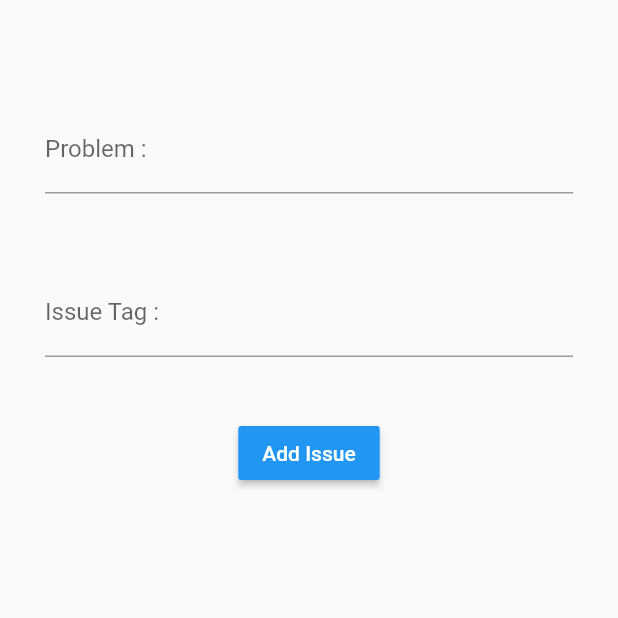
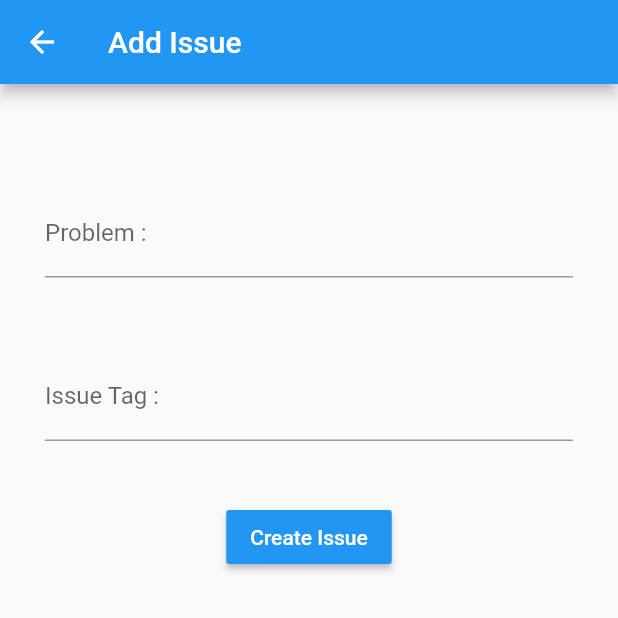
Before and after one commit to Aghamarsh/GatedCommunity, a Flutter app: the NewIssue screen opened by its route, on a phone screen of 412 x 824 dp, the top half of it. Run offline on Flutter 3.47's test engine with Material 2 defaults, Android fonts, the phone set to English and light mode, and no system bars; our stand-ins replace firebase_auth, firebase_database, google_sign_in; accounts and stored records are empty.

Commit message:
final tweaks

```diff
--- a/application/lib/newIssue.dart
+++ b/application/lib/newIssue.dart
@@ -15,6 +15,9 @@ class _NewIssueState extends State<NewIssue> {
   @override
   Widget build(BuildContext context) {
     return Scaffold(
+        appBar: AppBar(
+          title: Text("Add Issue"),
+        ),
         body: Container(
           padding: const EdgeInsets.all(30.0),
           child: ListView(children: [
@@ -52,7 +55,7 @@ class _NewIssueState extends State<NewIssue> {
                       onPressed: updateIssue,
                       color: Colors.blue,
                       textColor: Colors.white,
-                  child: Text("Add Issue"),
+                      child: Text("Create Issue"),
                     ),
                   ],
                 )),
--- a/application/lib/newMeeting.dart
+++ b/application/lib/newMeeting.dart
@@ -1,10 +1,6 @@
-import 'dart:async';
-import 'home.dart';
-
 import 'package:firebase_database/firebase_database.dart';
 import 'package:firebase_auth/firebase_auth.dart';
 import 'package:flutter/material.dart';
-import 'package:google_sign_in/google_sign_in.dart';
 
 class NewMeeting extends StatefulWidget {
   @override
@@ -20,6 +16,9 @@ class _NewMeetingState extends State<NewMeeting> {
   @override
   Widget build(BuildContext context) {
     return Scaffold(
+        appBar: AppBar(
+          title: Text("Add Meeting"),
+        ),
         body: Container(
           padding: const EdgeInsets.all(30.0),
           child: ListView(children: [
@@ -77,7 +76,7 @@ class _NewMeetingState extends State<NewMeeting> {
                       color: Colors.blue,
                       onPressed: createMeeting,
                       textColor: Colors.white,
-                  child: Text("Add Meeting"),
+                      child: Text("Create Meeting"),
                     ),
                   ],
                 )),
```
Lines whose indentation alone changed are shown as unchanged.
